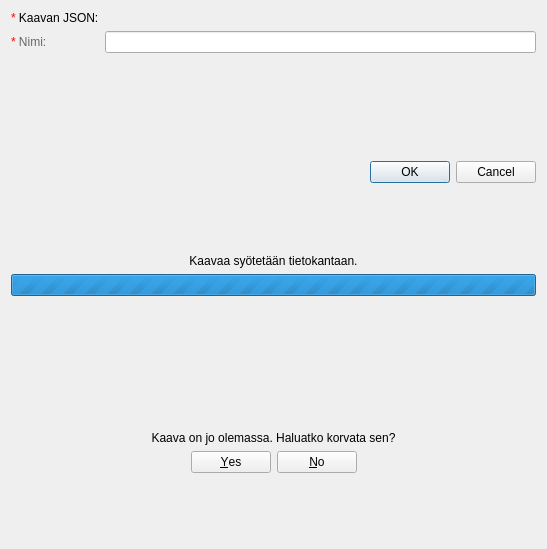
Qt form arho_feature_template/gui/dialogs/import_plan_form.ui (GispoCoding/arho-qgis-plugin) before a commit.
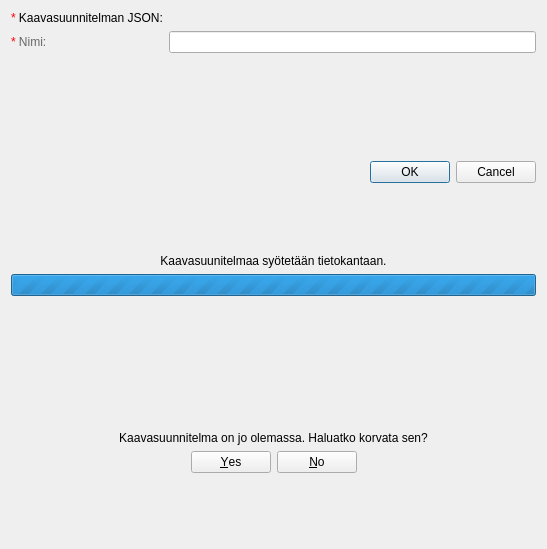
The same form after that commit. Custom widgets are drawn as their Qt base class.

Commit message:
Changed Kaava refrencers in UI
"Kaava" -> "Kaava-asia" or  "Kaavasuunnitelma"

```diff
--- a/arho_feature_template/gui/dialogs/import_plan_form.ui
+++ b/arho_feature_template/gui/dialogs/import_plan_form.ui
@@ -37,7 +37,7 @@
         <item row="0" column="0">
          <widget class="QLabel" name="label">
           <property name="text">
-           <string>&lt;html&gt;&lt;head/&gt;&lt;body&gt;&lt;p&gt;&lt;span style=&quot; color:#ff0000;&quot;&gt;*&lt;/span&gt; Kaavan JSON:&lt;/p&gt;&lt;/body&gt;&lt;/html&gt;</string>
+           <string>&lt;html&gt;&lt;head/&gt;&lt;body&gt;&lt;p&gt;&lt;span style=&quot; color:#ff0000;&quot;&gt;*&lt;/span&gt; Kaavasuunnitelman JSON:&lt;/p&gt;&lt;/body&gt;&lt;/html&gt;</string>
           </property>
          </widget>
         </item>
@@ -129,7 +129,7 @@
       <item>
        <widget class="QLabel" name="label_7">
         <property name="text">
-         <string>Kaavaa syötetään tietokantaan.</string>
+         <string>Kaavasuunitelmaa syötetään tietokantaan.</string>
         </property>
         <property name="alignment">
          <set>Qt::AlignCenter</set>
@@ -193,7 +193,7 @@
       <item>
        <widget class="QLabel" name="label_8">
         <property name="text">
-         <string>Kaava on jo olemassa. Haluatko korvata sen?</string>
+         <string>Kaavasuunnitelma on jo olemassa. Haluatko korvata sen?</string>
         </property>
         <property name="alignment">
          <set>Qt::AlignCenter</set>
```
Left out of the diff: 4 changed lines with no effect on the pictures. The commit also changes 22 other files.
